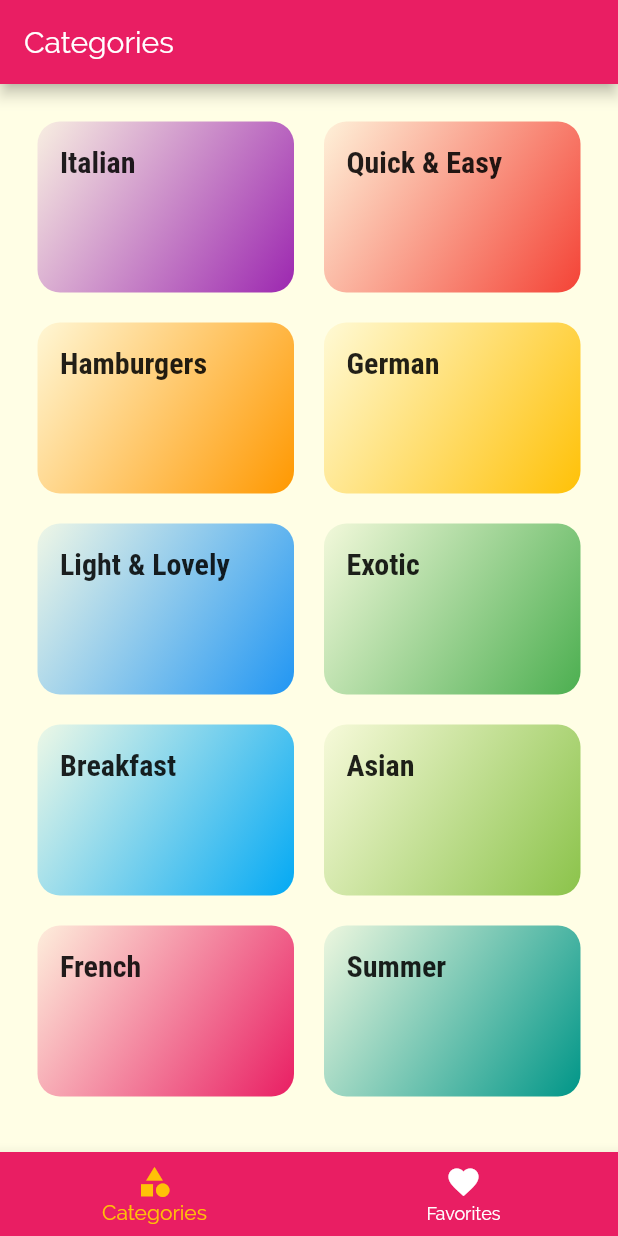
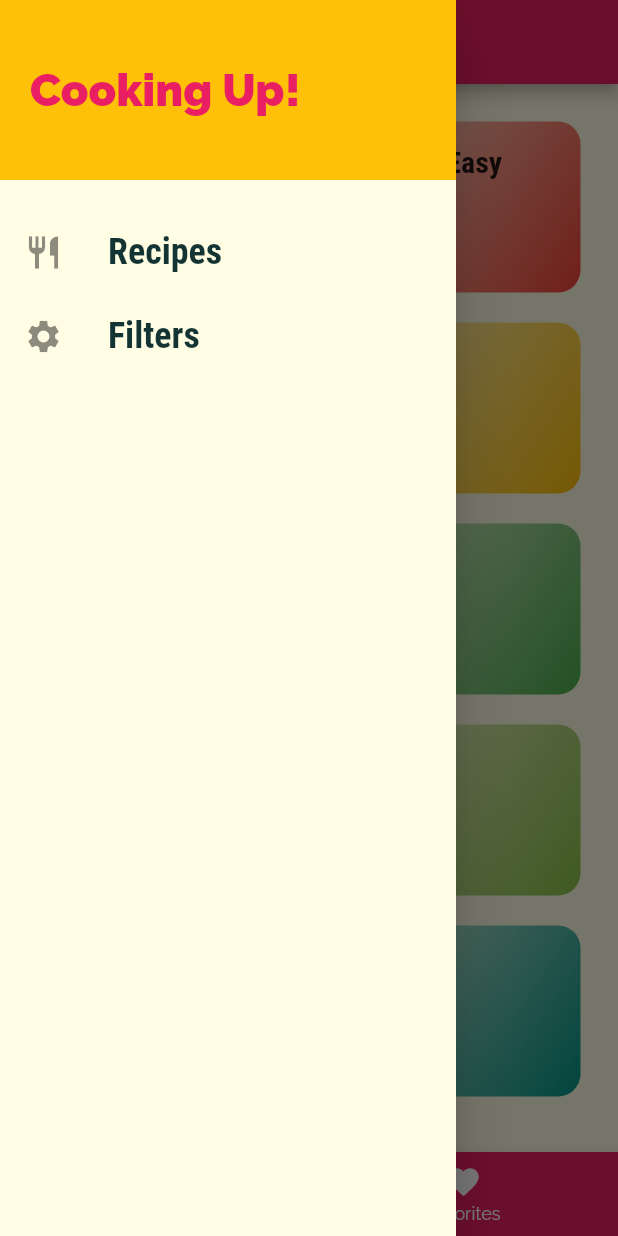
Before and after one commit to RAndrewKoch/meals_app, a Flutter app: the screen it shows after launch, with the side drawer open (before the commit the screen has no drawer), on a phone screen of 412 x 824 dp. Run offline on Flutter 3.47's test engine with Material 2 defaults, Android fonts, the phone set to English and light mode, and no system bars.

Commit message:
-added drawer

```diff
--- a/lib/main.dart
+++ b/lib/main.dart
@@ -1,6 +1,7 @@
 import 'package:flutter/material.dart';
 import 'package:meals_app/screens/categories_screen.dart';
 import 'package:meals_app/screens/category_meals_screen.dart';
+import 'package:meals_app/screens/filters_screen.dart';
 import 'package:meals_app/screens/meal_detail_screen.dart';
 import 'package:meals_app/screens/tabs_screen.dart';
 
@@ -36,6 +37,7 @@ class MyApp extends StatelessWidget {
         "/" : (context) => TabsScreen(),
         CategoryMealsScreen.routeName : (context) => CategoryMealsScreen(),
         MealDetailScreen.routeName : (context) => MealDetailScreen(),
+        FiltersScreen.routeName :(context)=> FiltersScreen(),
       },
       onGenerateRoute: (settings) {
         print('Arguments sent: ${settings.arguments}');
--- /dev/null
+++ b/lib/screens/filters_screen.dart
@@ -0,0 +1,21 @@
+import 'package:flutter/material.dart';
+import 'package:meals_app/widgets/main_drawer.dart';
+
+class FiltersScreen extends StatelessWidget {
+  static const routeName = '/filters';
+
+  @override
+  Widget build(BuildContext context) {
+    return Scaffold(
+      appBar: AppBar(
+        title: Text("Filters"),
+      ),
+      drawer: MainDrawer(
+        context: context,
+      ),
+      body: Center(
+        child: Text('Filters!'),
+      ),
+    );
+  }
+}
--- a/lib/screens/tabs_screen.dart
+++ b/lib/screens/tabs_screen.dart
@@ -1,6 +1,7 @@
 import 'package:flutter/material.dart';
 import 'package:meals_app/screens/categories_screen.dart';
 import 'package:meals_app/screens/favorites_screen.dart';
+import 'package:meals_app/widgets/main_drawer.dart';
 
 class TabsScreen extends StatefulWidget {
   @override
@@ -10,12 +11,12 @@ class TabsScreen extends StatefulWidget {
 class _TabsScreenState extends State<TabsScreen> {
   final List<Map<String, Object>> _pages = [
     {"page": CategoriesScreen(), "title": "Categories"},
-    {"page": FavoritesScreen(), "title" : "Favorites"},
+    {"page": FavoritesScreen(), "title": "Favorites"},
   ];
 
   int _selectedPageIndex = 0;
 
-  void _selectPage (int index){
+  void _selectPage(int index) {
     setState(() {
       _selectedPageIndex = index;
     });
@@ -26,6 +27,9 @@ class _TabsScreenState extends State<TabsScreen> {
     return Scaffold(
       appBar: AppBar(
         title: Text(_pages[_selectedPageIndex]["title"] as String),
+      ),
+      drawer: MainDrawer(
+        context: context,
       ),
       body: _pages[_selectedPageIndex]['page'] as Widget,
       bottomNavigationBar: BottomNavigationBar(
--- /dev/null
+++ b/lib/widgets/main_drawer.dart
@@ -0,0 +1,64 @@
+import 'package:flutter/material.dart';
+
+class MainDrawer extends StatelessWidget {
+  final BuildContext context;
+
+  MainDrawer({required this.context});
+
+  Widget buildListTile(String title, IconData icon, Function tapHandler) {
+    return ListTile(
+      leading: Icon(icon, size: 26),
+      title: Text(
+        title,
+        style: TextStyle(
+          fontFamily: "RobotoCondensed",
+          fontSize: 24,
+          fontWeight: FontWeight.bold,
+        ),
+      ),
+      onTap: ()=>tapHandler(),
+    );
+  }
+
+  @override
+  Widget build(BuildContext context) {
+    return Drawer(
+      child: Column(
+          children: [
+            Container(
+              height: 120,
+              width: double.infinity,
+              padding: EdgeInsets.all(20),
+              alignment: Alignment.centerLeft,
+              color: Theme.of(context).accentColor,
+              child: Text(
+                "Cooking Up!",
+                style: TextStyle(
+                  fontWeight: FontWeight.w900,
+                  fontSize: 30,
+                  color: Theme.of(context).primaryColor,
+                ),
+              ),
+            ),
+            SizedBox(
+              height: 20,
+            ),
+            buildListTile(
+              "Recipes",
+              Icons.restaurant,
+                () {
+                Navigator.of(context).pushReplacementNamed('/');
+                },
+            ),
+            buildListTile(
+              "Filters",
+              Icons.settings,
+                () {
+                  Navigator.of(context).pushReplacementNamed("/filters");
+                }
+            ),
+          ],
+        ),
+      );
+  }
+}
```
